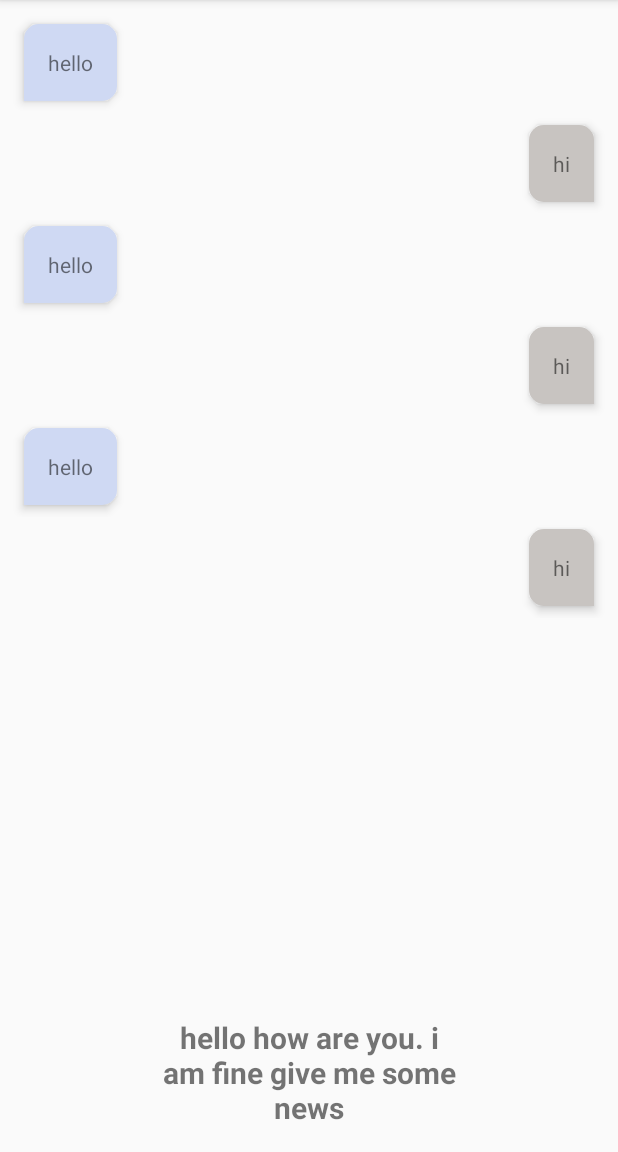
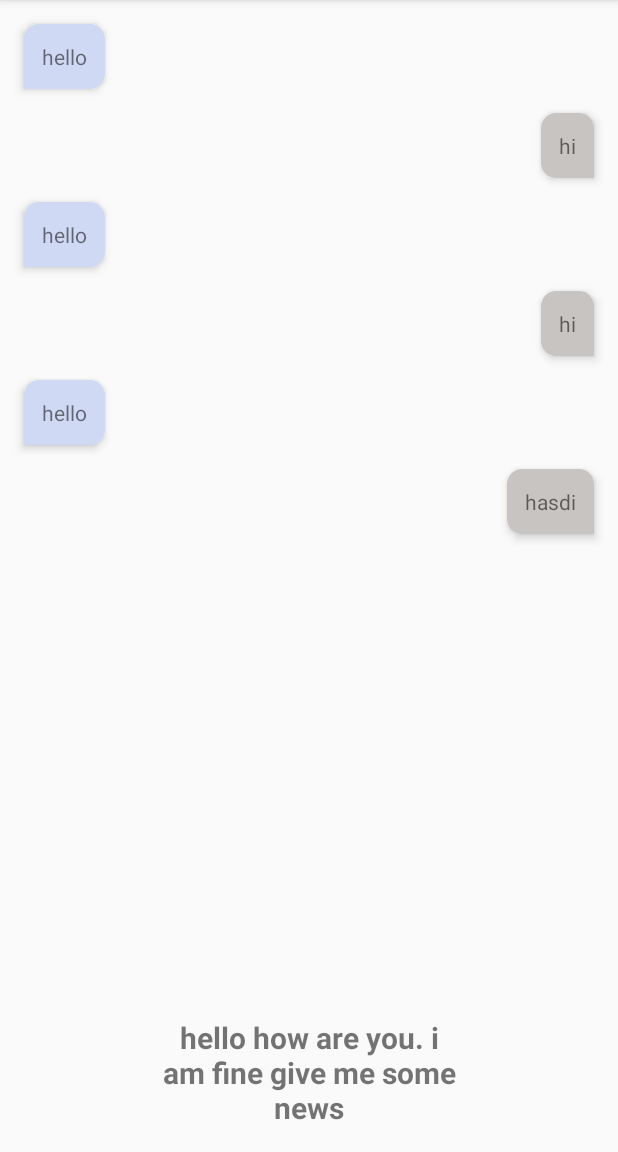
Before and after one commit to apurbar06/PersonalVoiceAssistent, an Android app: the screen it shows after launch (MainActivity), on a phone screen of 412 x 824 dp, the part 84-1236 px from its top. Run offline under Robolectric (Android 15) with nearby library versions, the phone set to English and light mode, and no system bars.

Commit message:
added basic java prototype code

```diff
--- /dev/null
+++ b/app/src/main/java/com/personalvoiceassistent/ChatAdapter.java
@@ -0,0 +1,67 @@
+package com.personalvoiceassistent;
+
+import android.util.Log;
+import android.view.LayoutInflater;
+import android.view.ViewGroup;
+import android.widget.RelativeLayout;
+import android.widget.TextView;
+
+import androidx.annotation.NonNull;
+import androidx.recyclerview.widget.RecyclerView;
+
+import com.personalvoiceassistent.model.Chat;
+
+import java.util.ArrayList;
+
+
+class ChatAdapter extends RecyclerView.Adapter<ChatAdapter.MyViewHolder> {
+    private static final String TAG = "MyAdapter";
+    private ArrayList<Chat> chats;
+
+    ChatAdapter(ArrayList<Chat> chats) {
+        Log.d(TAG, "MyAdapter: ");
+        this.chats = chats;
+    }
+
+    @NonNull
+    @Override
+    public MyViewHolder onCreateViewHolder(@NonNull ViewGroup parent, int viewType) {
+        LayoutInflater layoutInflater = LayoutInflater.from(parent.getContext());
+
+        Chat chat = this.chats.get(viewType);
+        int layout = chat.isBot() ? R.layout.chat_bot : R.layout.chat_user;
+        RelativeLayout view = (RelativeLayout) layoutInflater.inflate(layout, parent, false);
+        Log.d(TAG, String.format("onCreateViewHolder: %s", viewType));
+        return new MyViewHolder(view);
+    }
+
+    @Override
+    public int getItemViewType(int position) {
+        return chats.get(position).getViewType();
+    }
+
+
+    public void onBindViewHolder(@NonNull MyViewHolder holder, int position) {
+        TextView textView = holder.itemView.findViewById(R.id.txt);
+        Chat chat = chats.get(position);
+        textView.setText(chat.getMsg());
+        Log.d(TAG, String.format("onBindViewHolder: %s", position));
+
+    }
+
+
+    @Override
+    public int getItemCount() {
+        return chats.size();
+    }
+
+    static class MyViewHolder extends RecyclerView.ViewHolder {
+        RelativeLayout layout;
+
+        MyViewHolder(@NonNull RelativeLayout itemView) {
+            super(itemView);
+            Log.d(TAG, "MyViewHolder: ");
+            layout = itemView;
+        }
+    }
+}
--- a/app/src/main/java/com/personalvoiceassistent/MainActivity.java
+++ b/app/src/main/java/com/personalvoiceassistent/MainActivity.java
@@ -1,15 +1,13 @@
 package com.personalvoiceassistent;
 
 import android.os.Bundle;
-import android.util.Log;
-import android.view.LayoutInflater;
 import android.view.View;
-import android.view.ViewGroup;
 
-import androidx.annotation.NonNull;
 import androidx.appcompat.app.AppCompatActivity;
 import androidx.recyclerview.widget.LinearLayoutManager;
 import androidx.recyclerview.widget.RecyclerView;
+
+import com.personalvoiceassistent.model.Chat;
 
 import java.util.ArrayList;
 
@@ -17,7 +15,6 @@ import java.util.ArrayList;
 public class MainActivity extends AppCompatActivity {
 
     private static final String TAG = "MainActivity";
-    private RecyclerView recyclerView;
     private ArrayList<Chat> chats = new ArrayList<>();
     private ChatAdapter chatAdapter;
 
@@ -27,13 +24,13 @@ public class MainActivity extends AppCompatActivity {
         super.onCreate(savedInstanceState);
         setContentView(R.layout.activity_main);
 
-        recyclerView = findViewById(R.id.recyclerView);
+        RecyclerView recyclerView = findViewById(R.id.recyclerView);
         chats.add(new Chat("hello", Chat.BOT));
         chats.add(new Chat("hi", Chat.USER));
         chats.add(new Chat("hello", Chat.BOT));
         chats.add(new Chat("hi", Chat.USER));
         chats.add(new Chat("hello", Chat.BOT));
-        chats.add(new Chat("hi", Chat.USER));
+        chats.add(new Chat("hasdi", Chat.USER));
 
 
         chatAdapter = new ChatAdapter(chats);
@@ -50,91 +47,3 @@ public class MainActivity extends AppCompatActivity {
         chatAdapter.notifyDataSetChanged();
     }
 }
-
-class ChatAdapter extends RecyclerView.Adapter {
-    private static final String TAG = "MyAdapter";
-    private ArrayList<Chat> chats;
-
-    public ChatAdapter(ArrayList<Chat> chats) {
-        Log.d(TAG, "MyAdapter: ");
-        this.chats = chats;
-    }
-
-    @NonNull
-    @Override
-    public MyViewHolder onCreateViewHolder(@NonNull ViewGroup parent, int viewType) {
-        LayoutInflater layoutInflater = LayoutInflater.from(parent.getContext());
-
-        Chat chat = this.chats.get(viewType);
-        int layout = chat.isBot() ? R.layout.chat_bot : R.layout.chat_user;
-        View view = layoutInflater.inflate(layout, parent, false);
-        Log.d(TAG, String.format("onCreateViewHolder: %s", viewType));
-        return new MyViewHolder(view);
-    }
-
-    @Override
-    public int getItemViewType(int position) {
-        return chats.get(position).getViewType();
-    }
-
-    @Override
-    public void onBindViewHolder(@NonNull RecyclerView.ViewHolder holder, int position) {
-        Log.d(TAG, String.format("onBindViewHolder: %s", position));
-
-    }
-
-
-    @Override
-    public int getItemCount() {
-        return chats.size();
-    }
-
-    public static class MyViewHolder extends RecyclerView.ViewHolder {
-        View layout;
-
-        public MyViewHolder(@NonNull View itemView) {
-            super(itemView);
-            Log.d(TAG, "MyViewHolder: ");
-            layout = itemView;
-        }
-    }
-}
-
-
-class Chat {
-    static final int BOT = 0;
-    static final int USER = 1;
-    private String msg;
-    private int viewType;
-
-
-    public Chat(String msg, int viewType) {
-        this.msg = msg;
-        this.viewType = viewType;
-    }
-
-    public String getMsg() {
-        return msg;
-    }
-
-    public void setMsg(String msg) {
-        this.msg = msg;
-    }
-
-    public int getViewType() {
-        return viewType;
-    }
-
-    public void setViewType(int viewType) {
-        this.viewType = viewType;
-    }
-
-    public boolean isUser() {
-        return this.viewType == USER;
-    }
-
-    public boolean isBot() {
-        return this.viewType == BOT;
-    }
-
-}
--- /dev/null
+++ b/app/src/main/java/com/personalvoiceassistent/model/Chat.java
@@ -0,0 +1,39 @@
+package com.personalvoiceassistent.model;
+
+public class Chat {
+    public static final int BOT = 0;
+    public static final int USER = 1;
+    private String msg;
+    private int viewType;
+
+
+    public Chat(String msg, int viewType) {
+        this.msg = msg;
+        this.viewType = viewType;
+    }
+
+    public String getMsg() {
+        return msg;
+    }
+
+    public void setMsg(String msg) {
+        this.msg = msg;
+    }
+
+    public int getViewType() {
+        return viewType;
+    }
+
+    public void setViewType(int viewType) {
+        this.viewType = viewType;
+    }
+
+    public boolean isUser() {
+        return this.viewType == USER;
+    }
+
+    public boolean isBot() {
+        return this.viewType == BOT;
+    }
+
+}
--- a/app/src/main/res/layout/chat_bot.xml
+++ b/app/src/main/res/layout/chat_bot.xml
@@ -1,5 +1,6 @@
 <?xml version="1.0" encoding="utf-8"?>
 <RelativeLayout xmlns:android="http://schemas.android.com/apk/res/android"
+    xmlns:tools="http://schemas.android.com/tools"
     android:id="@+id/chat_bubble_bot"
     android:layout_width="match_parent"
     android:layout_height="wrap_content">
@@ -9,6 +10,7 @@
         android:layout_height="wrap_content">
         <TextView
             style="@style/SpeechBubbleContainer.Text"
-            android:text="hello" />
+            tools:text="Example Text"
+            android:id="@+id/txt"/>
     </LinearLayout>
 </RelativeLayout>
--- a/app/src/main/res/layout/chat_user.xml
+++ b/app/src/main/res/layout/chat_user.xml
@@ -1,14 +1,17 @@
 <?xml version="1.0" encoding="utf-8"?>
 <RelativeLayout xmlns:android="http://schemas.android.com/apk/res/android"
+    xmlns:tools="http://schemas.android.com/tools"
     android:id="@+id/chat_bubble_bot"
     android:layout_width="match_parent"
     android:layout_height="wrap_content">
+
     <LinearLayout
         style="@style/SpeechBubbleContainer.User"
         android:layout_width="wrap_content"
         android:layout_height="wrap_content">
         <TextView
+            android:id="@+id/txt"
             style="@style/SpeechBubbleContainer.Text"
-            android:text="hi" />
+            tools:text="Example Text" />
     </LinearLayout>
 </RelativeLayout>
--- a/app/src/main/res/values/dimens.xml
+++ b/app/src/main/res/values/dimens.xml
@@ -7,6 +7,6 @@
 
     <dimen name="margin_md">16dp</dimen>
     <dimen name="margin_sm">8dp</dimen>
-    <dimen name="margin_x_sm">4dp</dimen>
+    <dimen name="margin_x_sm">2dp</dimen>
 
 </resources>
```
